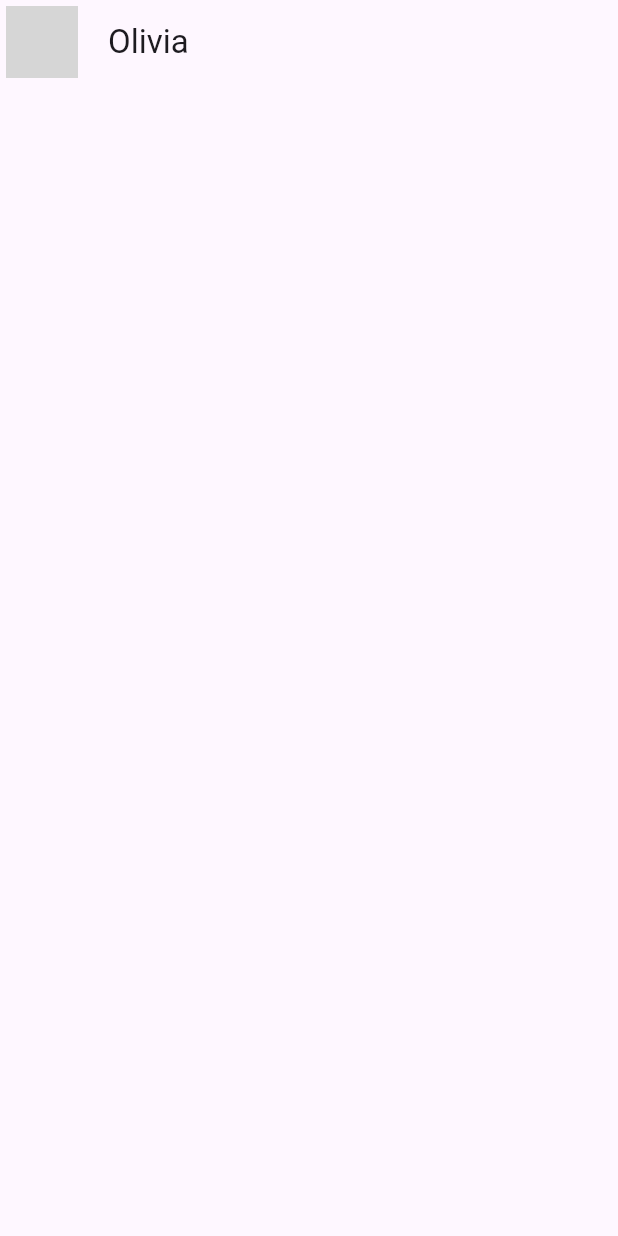
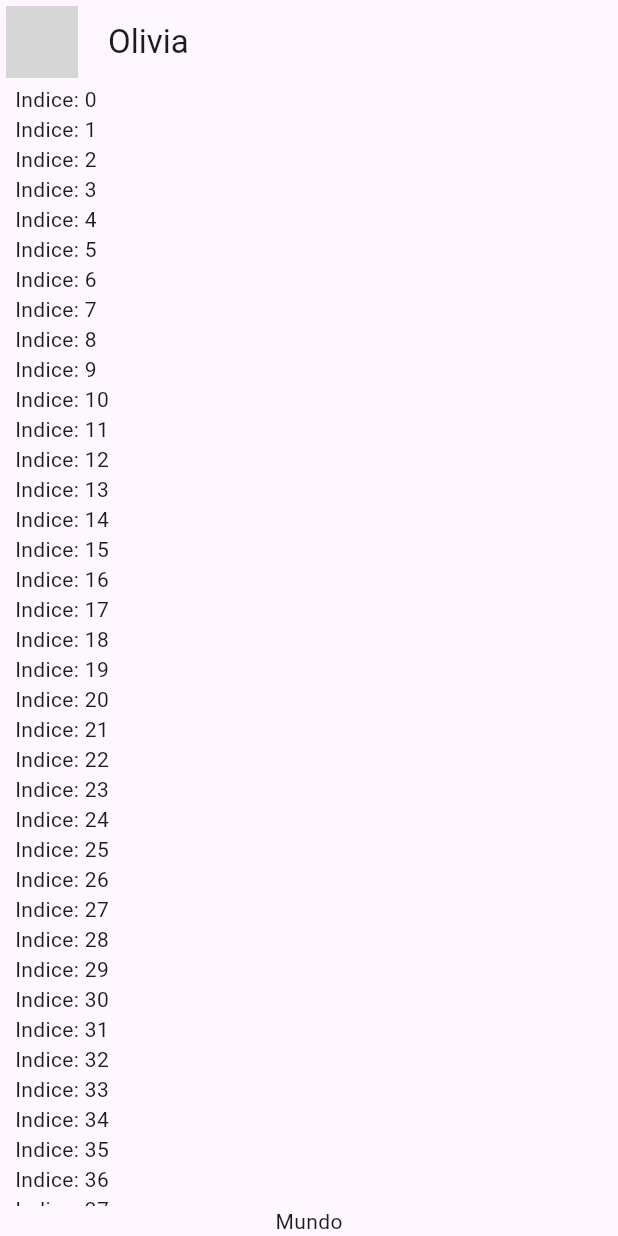
Before and after one commit to DarkRose73/YesNoMaybeApp, a Flutter app: the screen it shows after launch, on a phone screen of 412 x 824 dp. Run offline on Flutter 3.47's test engine with Material 2 defaults, Android fonts, the phone set to English and light mode, and no system bars; network calls fail; grey boxes are pictures that could not be loaded.

```diff
--- a/lib/ui/chat/chat_screen.dart
+++ b/lib/ui/chat/chat_screen.dart
@@ -18,6 +18,31 @@ class ChatScreen extends StatelessWidget {
         title: const Text("Olivia"),
         centerTitle: false,
       ),
+      body: _ChatView(),
     );
   }
 }
+
+class _ChatView extends StatelessWidget {
+  @override
+  Widget build(BuildContext context) {
+    return SafeArea(
+      child: Padding(
+        padding: const EdgeInsets.symmetric(horizontal: 10),
+        child: Column(
+          children: [
+            Expanded(
+              child: ListView.builder(
+                itemBuilder: (context, index) {
+                  return Text("Indice: $index");
+                },
+                itemCount: 100,
+              ),
+            ),
+            Text("Mundo"),
+          ],
+        ),
+      ),
+    );
+  }
+}
```
